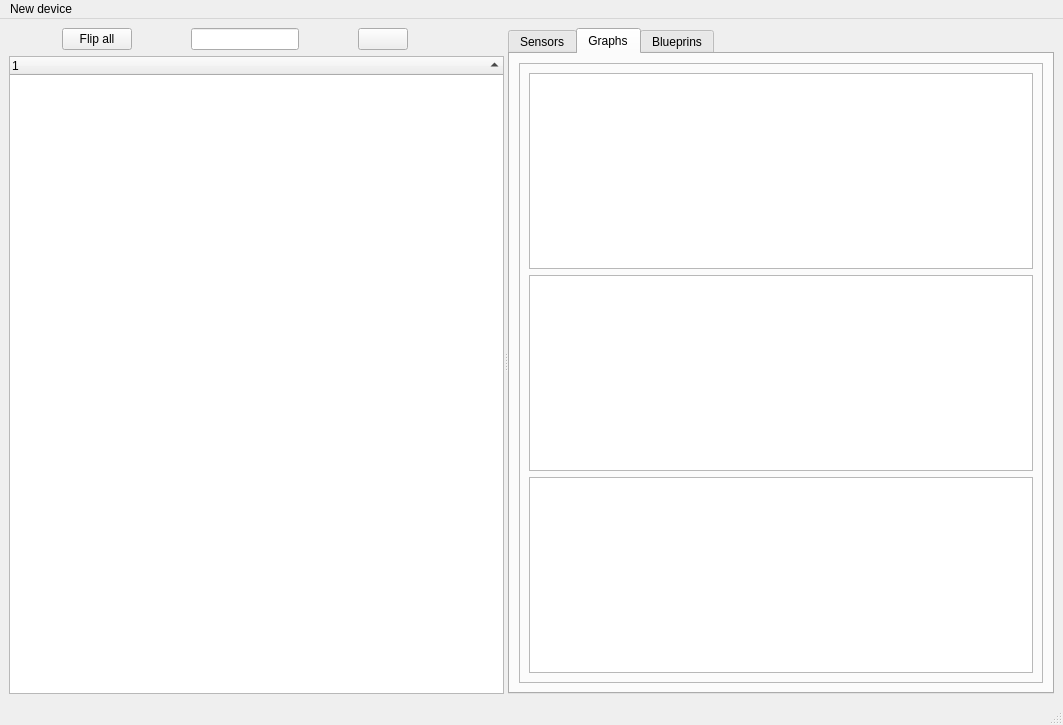
Old version of the form smartsensors.ui in the repository pbustos/smartpolitech-monitoring.
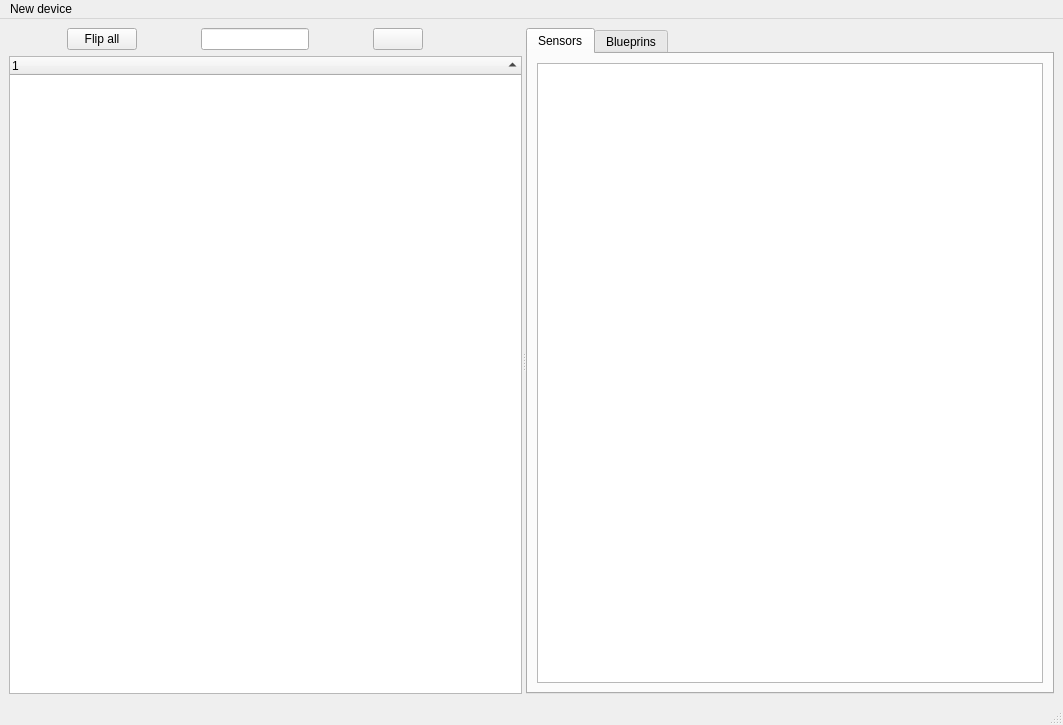
New version of the form. The open tabs and pages were chosen to show the change. Icons and pictures are not drawn. Custom widgets are drawn as their Qt base class.

Commit message: fix timedelta from start

```diff
--- a/smartsensors.ui
+++ b/smartsensors.ui
@@ -157,54 +157,6 @@
          </item>
         </layout>
        </widget>
-       <widget class="QWidget" name="tab_1">
-        <attribute name="title">
-         <string>Graphs</string>
-        </attribute>
-        <layout class="QVBoxLayout" name="verticalLayout_2">
-         <item>
-          <widget class="QSplitter" name="splitter_2">
-           <property name="orientation">
-            <enum>Qt::Horizontal</enum>
-           </property>
-           <widget class="QSplitter" name="splitter">
-            <property name="orientation">
-             <enum>Qt::Horizontal</enum>
-            </property>
-            <widget class="QFrame" name="frame">
-             <property name="sizePolicy">
-              <sizepolicy hsizetype="Preferred" vsizetype="Preferred">
-               <horstretch>0</horstretch>
-               <verstretch>0</verstretch>
-              </sizepolicy>
-             </property>
-             <property name="frameShape">
-              <enum>QFrame::StyledPanel</enum>
-             </property>
-             <property name="frameShadow">
-              <enum>QFrame::Raised</enum>
-             </property>
-             <layout class="QVBoxLayout" name="verticalLayout_6">
-              <item>
-               <layout class="QVBoxLayout" name="verticalLayout">
-                <item>
-                 <widget class="PlotWidget" name="plot1"/>
-                </item>
-                <item>
-                 <widget class="PlotWidget" name="plot2"/>
-                </item>
-                <item>
-                 <widget class="PlotWidget" name="plot3"/>
-                </item>
-               </layout>
-              </item>
-             </layout>
-            </widget>
-           </widget>
-          </widget>
-         </item>
-        </layout>
-       </widget>
        <widget class="QWidget" name="tab">
         <attribute name="title">
          <string>Blueprins</string>
@@ -243,13 +195,6 @@
    </property>
   </action>
  </widget>
- <customwidgets>
-  <customwidget>
-   <class>PlotWidget</class>
-   <extends>QGraphicsView</extends>
-   <header>pyqtgraph.h</header>
-  </customwidget>
- </customwidgets>
  <resources/>
  <connections/>
 </ui>
```
The commit also changes 2 other files.
